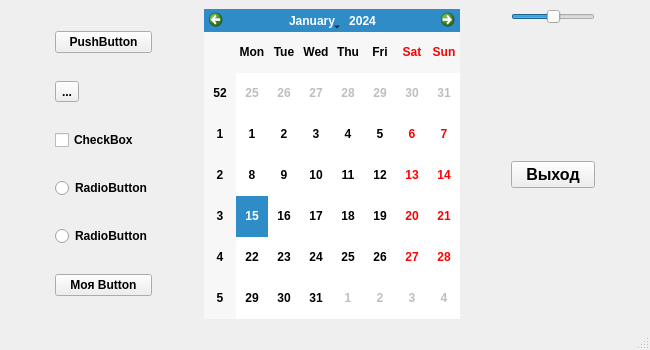
Qt form QT_6/test6/mainwindow.ui (Azonfox/CPPQT) before a commit.
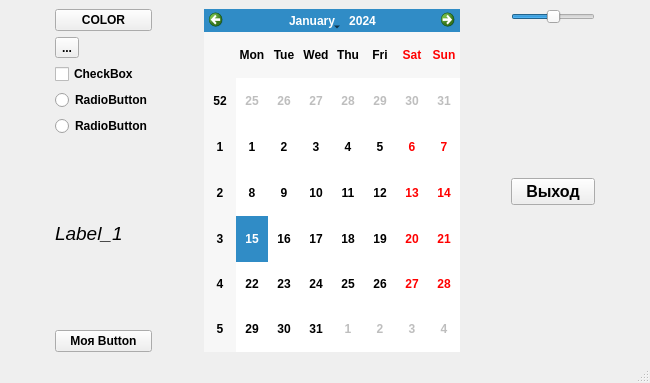
The same form after that commit.

Commit message: add Button signals in QT6/test6

Patch:
```diff
--- a/QT_6/test6/mainwindow.ui
+++ b/QT_6/test6/mainwindow.ui
@@ -10,7 +10,7 @@
     <x>0</x>
     <y>0</y>
     <width>650</width>
-    <height>350</height>
+    <height>383</height>
    </rect>
   </property>
   <property name="sizePolicy">
@@ -107,7 +107,7 @@
         <item>
          <widget class="QPushButton" name="pushButton_4">
           <property name="text">
-           <string>PushButton</string>
+           <string>COLOR</string>
           </property>
          </widget>
         </item>
@@ -140,7 +140,21 @@
          </widget>
         </item>
         <item>
-         <widget class="QPushButton" name="pushButton">
+         <widget class="QLabel" name="label_1">
+          <property name="font">
+           <font>
+            <pointsize>14</pointsize>
+            <italic>true</italic>
+            <bold>false</bold>
+           </font>
+          </property>
+          <property name="text">
+           <string>Label_1</string>
+          </property>
+         </widget>
+        </item>
+        <item>
+         <widget class="QPushButton" name="pushButton1">
           <property name="text">
            <string>Моя Button</string>
           </property>
@@ -276,6 +290,9 @@
         <property name="text">
          <string>Выход</string>
         </property>
+        <property name="checkable">
+         <bool>false</bool>
+        </property>
        </widget>
       </item>
       <item>
```
Left out of the diff: 10 changed lines with no effect on the pictures. The commit also changes 4 other files.
